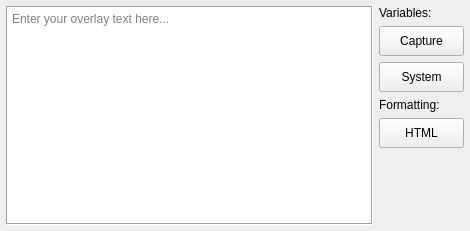
This is src/display/qt/dialogs/ui/overlay_dialog.ui in mrehkopf/vcs as Qt 5 draws it before an edit. The edited form follows.
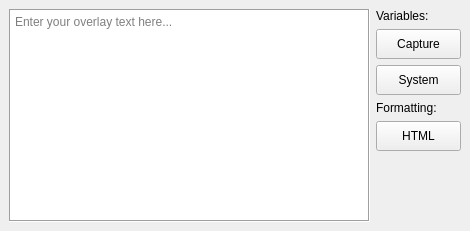
This is the edited form.

The edit to the form file:
```diff
--- a/src/display/qt/dialogs/ui/overlay_dialog.ui
+++ b/src/display/qt/dialogs/ui/overlay_dialog.ui
@@ -18,16 +18,16 @@
     <number>6</number>
    </property>
    <property name="leftMargin">
-    <number>6</number>
+    <number>9</number>
    </property>
    <property name="topMargin">
-    <number>6</number>
+    <number>9</number>
    </property>
    <property name="rightMargin">
-    <number>6</number>
+    <number>9</number>
    </property>
    <property name="bottomMargin">
-    <number>6</number>
+    <number>9</number>
    </property>
    <item>
     <widget class="QPlainTextEdit" name="plainTextEdit">
```
